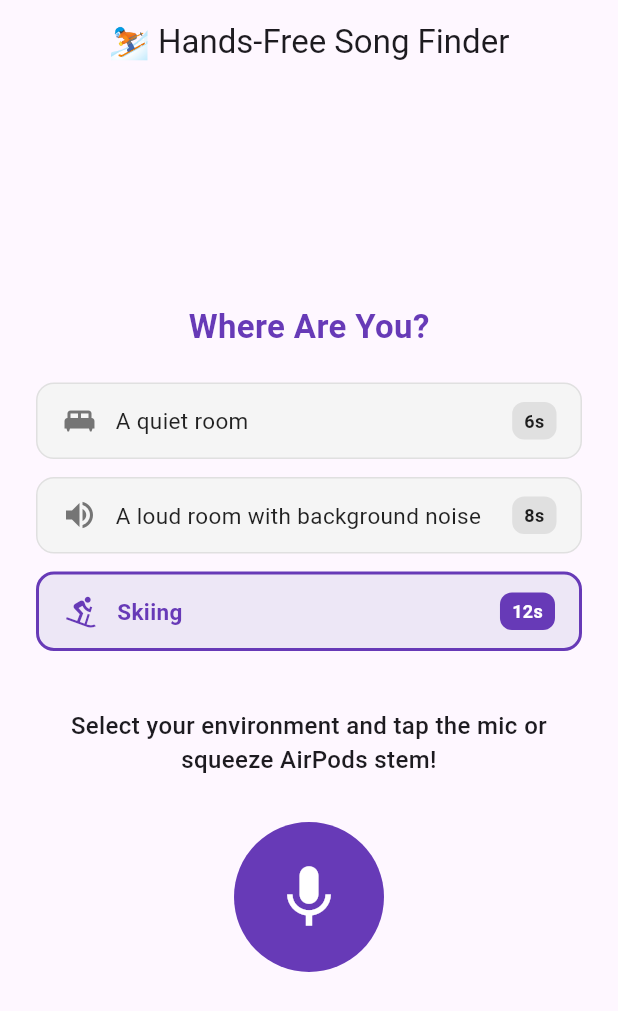
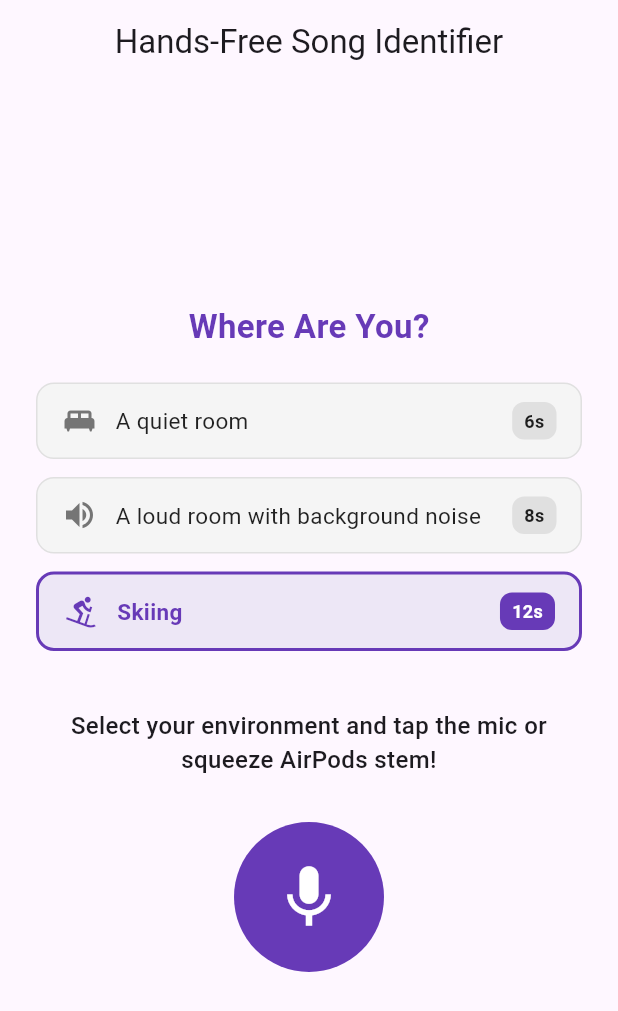
Before and after one commit to MrTechOfficial/Song_Recognitionapp_Cloud, a Flutter app: the screen it shows after launch, on a phone screen of 412 x 824 dp. Shown: the top 1011 px of the screen. Run offline on Flutter 3.47's test engine with Material 3 defaults, Android fonts, the phone set to English and light mode, and no system bars; our stand-ins replace audio_service, audioplayers, permission_handler, shared_preferences; missing offline and left inert: record.

Commit message:
Remove ski emoji from AppBar

```diff
--- a/lib/main.dart
+++ b/lib/main.dart
@@ -415,7 +415,7 @@ class _AudioRecorderScreenState extends State<AudioRecorderScreen>
   Widget build(BuildContext context) {
     return Scaffold(
       appBar: AppBar(
-        title: const Text('⛷️ Hands-Free Song Finder'),
+        title: const Text('Hands-Free Song Identifier'),
         centerTitle: true,
       ),
       body: Center(
```
Also changed, not shown: 1 other file.
